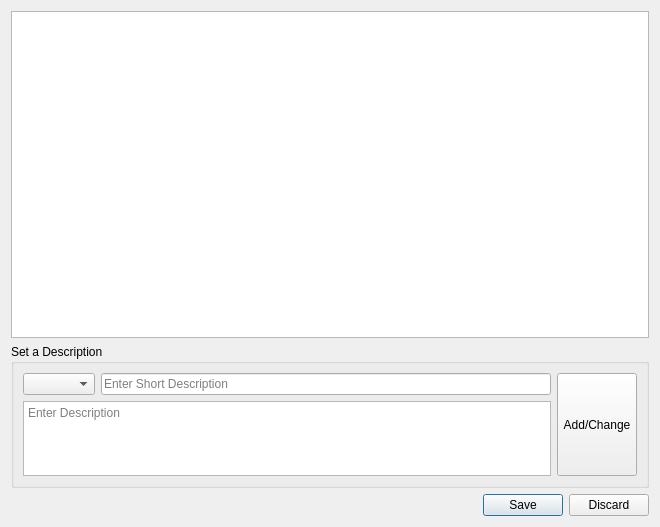
Old version of the form PaperBlossoms/ui/edituserdescriptionsdialog.ui in the repository dashnine/PaperBlossoms.
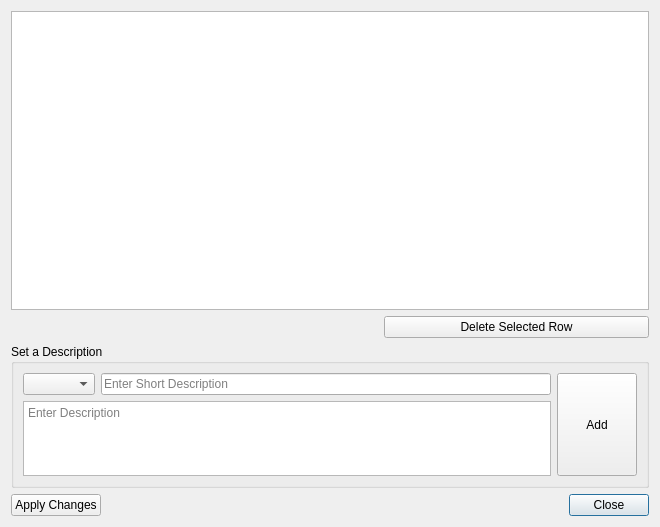
New version of the form.

Patch:
```diff
--- a/PaperBlossoms/ui/edituserdescriptionsdialog.ui
+++ b/PaperBlossoms/ui/edituserdescriptionsdialog.ui
@@ -13,27 +13,41 @@
   <property name="windowTitle">
    <string>Dialog</string>
   </property>
-  <layout class="QVBoxLayout" name="verticalLayout">
-   <item>
-    <widget class="QTableView" name="descTableView">
-     <property name="sizePolicy">
-      <sizepolicy hsizetype="Expanding" vsizetype="Expanding">
-       <horstretch>0</horstretch>
-       <verstretch>0</verstretch>
-      </sizepolicy>
+  <layout class="QGridLayout" name="gridLayout_2">
+   <item row="5" column="3">
+    <widget class="QDialogButtonBox" name="buttonBox">
+     <property name="orientation">
+      <enum>Qt::Horizontal</enum>
      </property>
-     <property name="sizeAdjustPolicy">
-      <enum>QAbstractScrollArea::AdjustToContents</enum>
+     <property name="standardButtons">
+      <set>QDialogButtonBox::Close</set>
      </property>
-     <property name="alternatingRowColors">
-      <bool>true</bool>
+     <property name="centerButtons">
+      <bool>false</bool>
      </property>
-     <property name="sortingEnabled">
-      <bool>true</bool>
+    </widget>
+   </item>
+   <item row="5" column="0">
+    <widget class="QPushButton" name="apply_pushbutton">
+     <property name="text">
+      <string>Apply Changes</string>
      </property>
     </widget>
    </item>
-   <item>
+   <item row="5" column="2">
+    <spacer name="horizontalSpacer">
+     <property name="orientation">
+      <enum>Qt::Horizontal</enum>
+     </property>
+     <property name="sizeHint" stdset="0">
+      <size>
+       <width>197</width>
+       <height>20</height>
+      </size>
+     </property>
+    </spacer>
+   </item>
+   <item row="2" column="0" colspan="4">
     <widget class="QGroupBox" name="groupBox">
      <property name="sizePolicy">
       <sizepolicy hsizetype="Preferred" vsizetype="Minimum">
@@ -45,33 +59,7 @@
       <string>Set a Description</string>
      </property>
      <layout class="QGridLayout" name="gridLayout">
-      <item row="0" column="0">
-       <widget class="QComboBox" name="optionComboBox"/>
-      </item>
-      <item row="0" column="1">
-       <widget class="QLineEdit" name="lineEdit">
-        <property name="maxLength">
-         <number>50</number>
-        </property>
-        <property name="placeholderText">
-         <string>Enter Short Description</string>
-        </property>
-       </widget>
-      </item>
-      <item row="0" column="2" rowspan="2">
-       <widget class="QPushButton" name="pushButton">
-        <property name="sizePolicy">
-         <sizepolicy hsizetype="Minimum" vsizetype="Preferred">
-          <horstretch>0</horstretch>
-          <verstretch>0</verstretch>
-         </sizepolicy>
-        </property>
-        <property name="text">
-         <string>Add/Change</string>
-        </property>
-       </widget>
-      </item>
-      <item row="1" column="0" colspan="2">
+      <item row="2" column="0" colspan="2">
        <widget class="QTextEdit" name="textEdit">
         <property name="sizePolicy">
          <sizepolicy hsizetype="Expanding" vsizetype="Minimum">
@@ -93,19 +81,58 @@
         </property>
        </widget>
       </item>
+      <item row="1" column="0">
+       <widget class="QComboBox" name="optionComboBox"/>
+      </item>
+      <item row="1" column="1">
+       <widget class="QLineEdit" name="lineEdit">
+        <property name="maxLength">
+         <number>50</number>
+        </property>
+        <property name="placeholderText">
+         <string>Enter Short Description</string>
+        </property>
+       </widget>
+      </item>
+      <item row="1" column="2" rowspan="2">
+       <widget class="QPushButton" name="pushButton">
+        <property name="sizePolicy">
+         <sizepolicy hsizetype="Minimum" vsizetype="Preferred">
+          <horstretch>0</horstretch>
+          <verstretch>0</verstretch>
+         </sizepolicy>
+        </property>
+        <property name="text">
+         <string>Add</string>
+        </property>
+       </widget>
+      </item>
      </layout>
     </widget>
    </item>
-   <item>
-    <widget class="QDialogButtonBox" name="buttonBox">
-     <property name="orientation">
-      <enum>Qt::Horizontal</enum>
+   <item row="0" column="0" colspan="4">
+    <widget class="QTableView" name="descTableView">
+     <property name="sizePolicy">
+      <sizepolicy hsizetype="Expanding" vsizetype="Expanding">
+       <horstretch>0</horstretch>
+       <verstretch>0</verstretch>
+      </sizepolicy>
      </property>
-     <property name="standardButtons">
-      <set>QDialogButtonBox::Discard|QDialogButtonBox::Save</set>
+     <property name="sizeAdjustPolicy">
+      <enum>QAbstractScrollArea::AdjustToContents</enum>
      </property>
-     <property name="centerButtons">
-      <bool>false</bool>
+     <property name="alternatingRowColors">
+      <bool>true</bool>
+     </property>
+     <property name="sortingEnabled">
+      <bool>true</bool>
+     </property>
+    </widget>
+   </item>
+   <item row="1" column="3">
+    <widget class="QPushButton" name="delete_pushButton">
+     <property name="text">
+      <string>Delete Selected Row</string>
      </property>
     </widget>
    </item>
```
